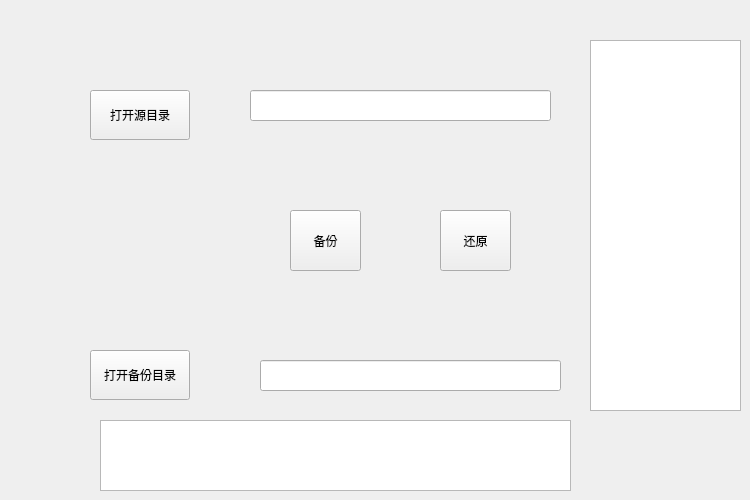
Xavier-Su/File_backup, file NMS_save_backups/menu.ui: the form before one commit.
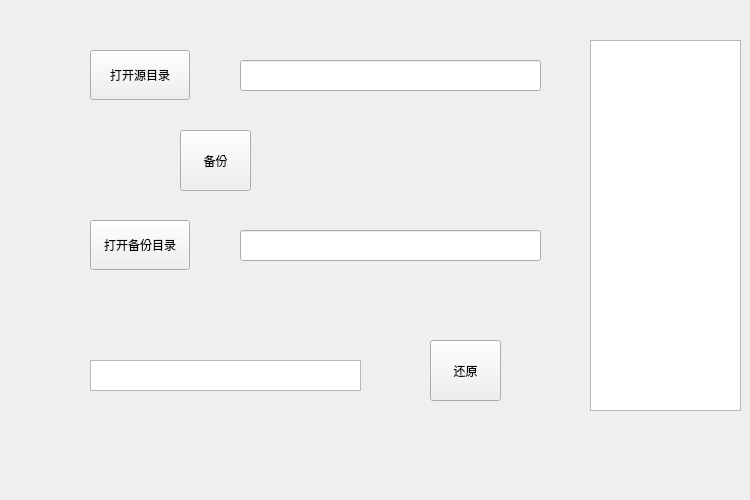
The form after the commit.

Commit message:
源目录正则判断
对路径进行检查并提示

The edit to the form file:
```diff
--- a/NMS_save_backups/menu.ui
+++ b/NMS_save_backups/menu.ui
@@ -20,7 +20,7 @@
    <property name="geometry">
     <rect>
      <x>90</x>
-     <y>90</y>
+     <y>50</y>
      <width>100</width>
      <height>50</height>
     </rect>
@@ -35,8 +35,8 @@
   <widget class="QLineEdit" name="lineEdit">
    <property name="geometry">
     <rect>
-     <x>250</x>
-     <y>90</y>
+     <x>240</x>
+     <y>60</y>
      <width>301</width>
      <height>31</height>
     </rect>
@@ -46,7 +46,7 @@
    <property name="geometry">
     <rect>
      <x>90</x>
-     <y>350</y>
+     <y>220</y>
      <width>100</width>
      <height>50</height>
     </rect>
@@ -58,8 +58,8 @@
   <widget class="QLineEdit" name="lineEdit_2">
    <property name="geometry">
     <rect>
-     <x>260</x>
-     <y>360</y>
+     <x>240</x>
+     <y>230</y>
      <width>301</width>
      <height>31</height>
     </rect>
@@ -68,8 +68,8 @@
   <widget class="QPushButton" name="backup">
    <property name="geometry">
     <rect>
-     <x>290</x>
-     <y>210</y>
+     <x>180</x>
+     <y>130</y>
      <width>71</width>
      <height>61</height>
     </rect>
@@ -81,8 +81,8 @@
   <widget class="QPushButton" name="recovery">
    <property name="geometry">
     <rect>
-     <x>440</x>
-     <y>210</y>
+     <x>430</x>
+     <y>340</y>
      <width>71</width>
      <height>61</height>
     </rect>
@@ -104,10 +104,10 @@
   <widget class="QTextEdit" name="textEdit">
    <property name="geometry">
     <rect>
-     <x>100</x>
-     <y>420</y>
-     <width>471</width>
-     <height>71</height>
+     <x>90</x>
+     <y>360</y>
+     <width>271</width>
+     <height>31</height>
     </rect>
    </property>
   </widget>
```
The commit also changes 1 other file.
